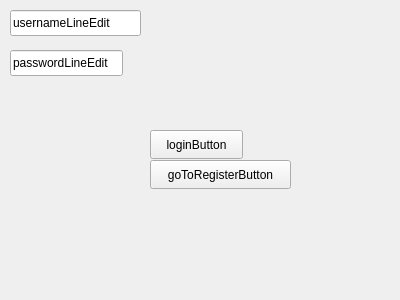
Before: the Qt Designer form bookClub/src/ui/loginpage.ui in sarinab-eng/bookCLUB, drawn with Qt 5.
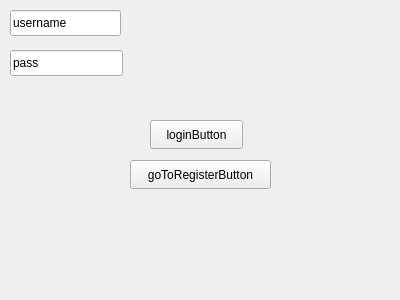
After: the same form once the commit is applied.

Diff of the .ui file:
```diff
--- a/bookClub/src/ui/loginpage.ui
+++ b/bookClub/src/ui/loginpage.ui
@@ -18,12 +18,12 @@
     <rect>
      <x>10</x>
      <y>10</y>
-     <width>131</width>
+     <width>111</width>
      <height>26</height>
     </rect>
    </property>
    <property name="text">
-    <string>usernameLineEdit</string>
+    <string>username</string>
    </property>
   </widget>
   <widget class="QLineEdit" name="passwordLineEdit">
@@ -36,14 +36,14 @@
     </rect>
    </property>
    <property name="text">
-    <string>passwordLineEdit</string>
+    <string>pass</string>
    </property>
   </widget>
   <widget class="QPushButton" name="loginButton">
    <property name="geometry">
     <rect>
      <x>150</x>
-     <y>130</y>
+     <y>120</y>
      <width>93</width>
      <height>29</height>
     </rect>
@@ -55,7 +55,7 @@
   <widget class="QPushButton" name="goToRegisterButton">
    <property name="geometry">
     <rect>
-     <x>150</x>
+     <x>130</x>
      <y>160</y>
      <width>141</width>
      <height>29</height>
```
